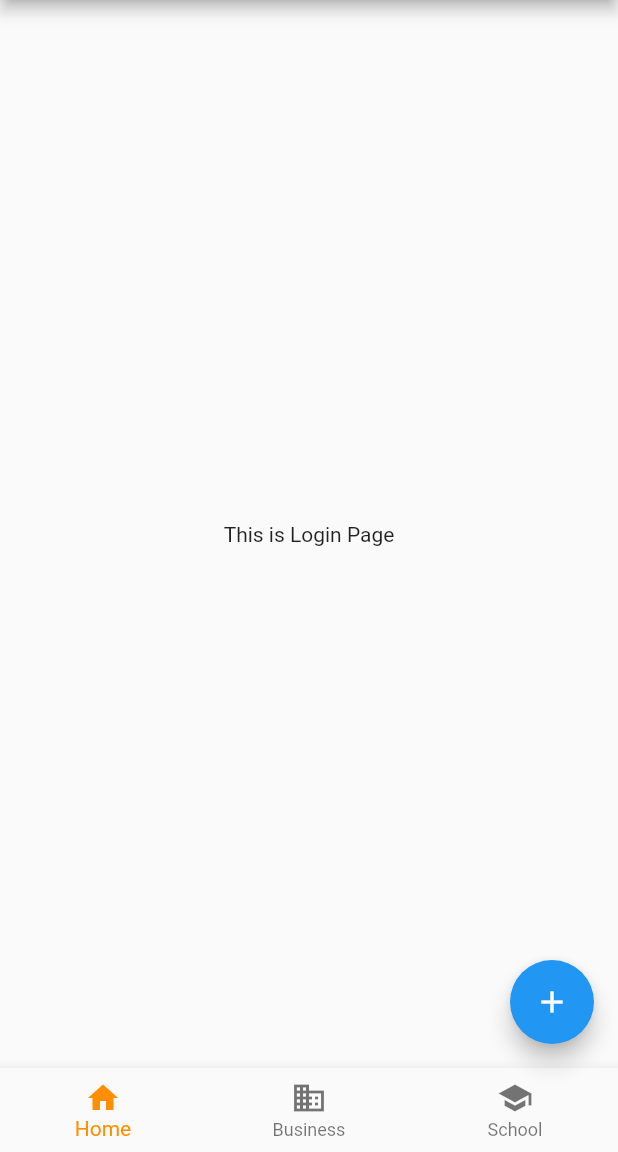
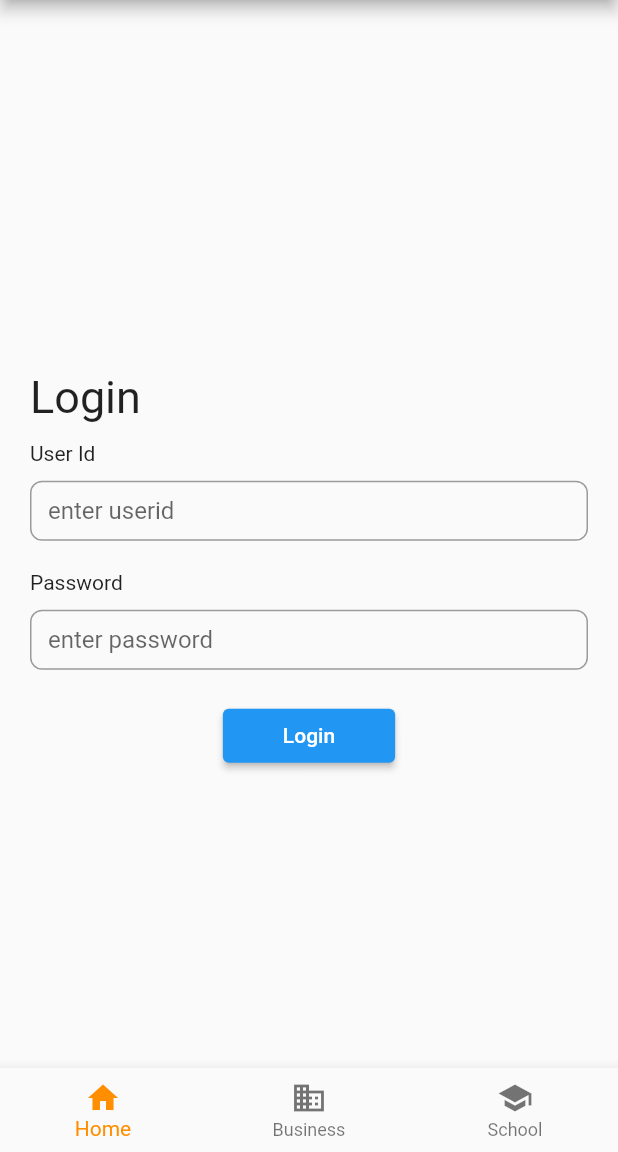
Before and after one commit to warcry98/navigation, a Flutter app: the screen it shows after launch, in the side drawer, after a tap on "Login", on a phone screen of 412 x 824 dp, the part 84-1236 px from its top. Run offline on Flutter 3.47's test engine with Material 2 defaults, Android fonts, the phone set to English and light mode, and no system bars; our stand-ins replace dio.

Commit message:
Navigation and Callback

```diff
--- a/lib/Screens/login_screen.dart
+++ b/lib/Screens/login_screen.dart
@@ -2,9 +2,12 @@ import 'dart:convert';
 
 import 'package:dio/dio.dart';
 import 'package:flutter/material.dart';
+import 'package:navigation/Screens/business_screen.dart';
 
 class LoginScreen extends StatefulWidget {
-  const LoginScreen({super.key});
+  const LoginScreen({required this.update, super.key});
+
+  final Function update;
 
   @override
   LoginScreenState createState() => LoginScreenState();
@@ -16,9 +19,7 @@ class LoginScreenState extends State<LoginScreen> {
 
   @override
   Widget build(BuildContext context) {
-    return SafeArea(
-      child: Scaffold(
-        body: Container(
+    return Container(
       margin: EdgeInsets.only(
         top: 50,
         left: 20,
@@ -64,8 +65,6 @@ class LoginScreenState extends State<LoginScreen> {
             ),
           ),
         ],
-          ),
-        ),
       ),
     );
   }
@@ -123,11 +122,12 @@ class LoginScreenState extends State<LoginScreen> {
 
     String level = data['level'];
 
-    // if (level == "User") {
-    //   Navigator.pushNamed(context, '/LoggedUser');
-    // } else {
-    //   ScaffoldMessenger.of(context)
-    //       .showSnackBar(SnackBar(content: Text('Login Failed')));
-    // }
+    if (level == "User") {
+      // Navigator.pushNamed(context, '/LoggedUser');
+      widget.update(businessScreen());
+    } else {
+      ScaffoldMessenger.of(context)
+          .showSnackBar(SnackBar(content: Text('Login Failed')));
     }
   }
+}
--- a/lib/Widget_Screens/user_screen.dart
+++ /dev/null
@@ -1,5 +0,0 @@
-import 'package:flutter/material.dart';
-
-Widget userScreen() {
-  return Container();
-}
--- a/lib/main.dart
+++ b/lib/main.dart
@@ -1,5 +1,9 @@
 import 'package:flutter/material.dart';
+import 'package:navigation/Screens/business_screen.dart';
 import 'package:navigation/Screens/login_screen.dart';
+import 'package:navigation/Screens/school_screen.dart';
+import 'package:navigation/Screens/test_screen.dart';
+import 'package:navigation/Widget_Screens/widget_login.dart';
 
 void main() {
   runApp(const MyApp());
@@ -50,9 +54,21 @@ class MyHomePage extends StatefulWidget {
 }
 
 class _MyHomePageState extends State<MyHomePage> {
+  late LoginScreen loginScreen;
+
   String content = "";
 
-  Widget appWidget = Text("First");
+  Widget _appWidget = Text("First");
+
+  void initState() {
+    super.initState();
+  }
+
+  void _update(Widget nextPage) {
+    setState(() {
+      _appWidget = nextPage;
+    });
+  }
 
   int _selectedIndex = 0;
   static const TextStyle optionStyle =
@@ -62,31 +78,15 @@ class _MyHomePageState extends State<MyHomePage> {
       'Index 0: Home',
       style: optionStyle,
     ),
-    Text(
-      'Index 1: Business',
-      style: optionStyle,
-    ),
-    Text(
-      'Index 2: School',
-      style: optionStyle,
-    ),
+    businessScreen(),
+    SchoolScreen(),
   ];
-  int _counter = 0;
-
-  void _incrementCounter() {
-    setState(() {
-      // This call to setState tells the Flutter framework that something has
-      // changed in this State, which causes it to rerun the build method below
-      // so that the display can reflect the updated values. If we changed
-      // _counter without calling setState(), then the build method would not be
-      // called again, and so nothing would appear to happen.
-      _counter++;
-    });
-  }
 
   void _onItemTapped(int index) {
+    print("tapped $index");
     setState(() {
       _selectedIndex = index;
+      _appWidget = _widgetOptions[index];
     });
   }
 
@@ -125,7 +125,12 @@ class _MyHomePageState extends State<MyHomePage> {
                 // ...
                 // Then close the drawer
                 setState(() {
-                  appWidget = Text("This is Login Page");
+                  // appWidget = Text("This is Login Page");
+                  _appWidget = LoginScreen(
+                    update: (Widget nextPage) {
+                      _update(nextPage);
+                    },
+                  );
                 });
                 Navigator.pop(context);
               },
@@ -137,7 +142,19 @@ class _MyHomePageState extends State<MyHomePage> {
                 // ...
                 // Then close the drawer
                 setState(() {
-                  appWidget = Text("This is Register Page");
+                  _appWidget = Text("This is Register Page");
+                });
+                Navigator.pop(context);
+              },
+            ),
+            ListTile(
+              title: const Text('Test'),
+              onTap: () {
+                // Update the state of the app
+                // ...
+                // Then close the drawer
+                setState(() {
+                  _appWidget = testScreen();
                 });
                 Navigator.pop(context);
               },
@@ -165,7 +182,7 @@ class _MyHomePageState extends State<MyHomePage> {
           // horizontal).
           mainAxisAlignment: MainAxisAlignment.center,
           children: <Widget>[
-            appWidget,
+            _appWidget,
           ],
         ),
       ),
@@ -188,11 +205,6 @@ class _MyHomePageState extends State<MyHomePage> {
         selectedItemColor: Colors.amber[800],
         onTap: _onItemTapped,
       ),
-      floatingActionButton: FloatingActionButton(
-        onPressed: _incrementCounter,
-        tooltip: 'Increment',
-        child: const Icon(Icons.add),
-      ), // This trailing comma makes auto-formatting nicer for build methods.
     );
   }
 }
```
Also changed, not shown: lib/Screens/business_screen.dart (added, +17 -0 lines), lib/Screens/school_screen.dart (added, +17 -0 lines), lib/Screens/test_screen.dart (added, +17 -0 lines), lib/Widget_Screens/widget_login.dart (added, +15 -0 lines). Lines whose indentation alone changed are shown as unchanged.
